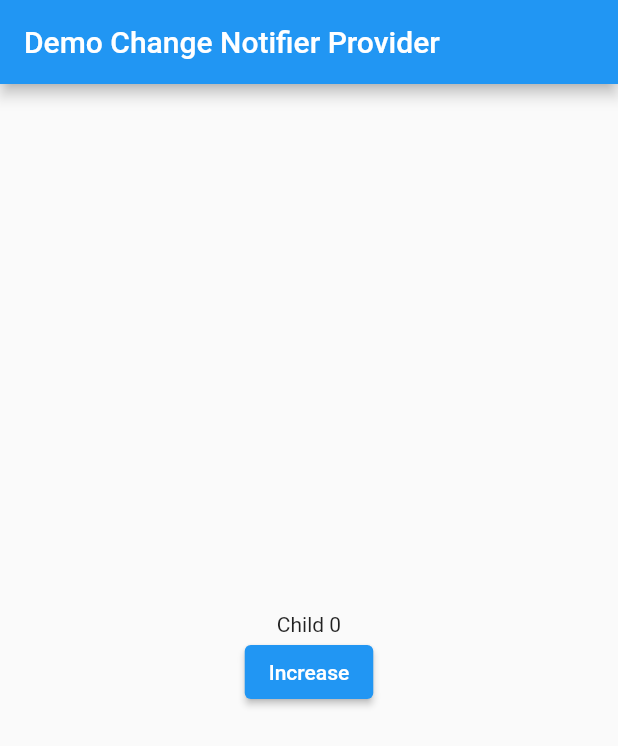
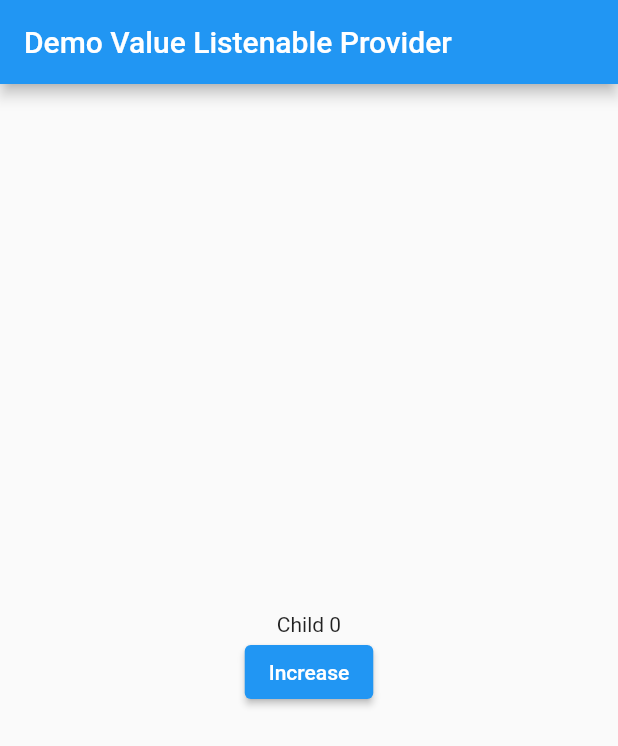
Before and after one commit to phamtanphat/flutter_provider_02022023, a Flutter app: the screen it shows after launch, on a phone screen of 412 x 824 dp. Shown: the top 746 px of the screen. Run offline on Flutter 3.47's test engine with Material 2 defaults, Android fonts, the phone set to English and light mode, and no system bars.

Commit message:
ValueNotifier

```diff
--- /dev/null
+++ b/lib/demo_valuelistenable_provider.dart
@@ -0,0 +1,66 @@
+import 'package:flutter/foundation.dart';
+import 'package:flutter/material.dart';
+import 'package:flutter/widgets.dart';
+
+class Count {
+  ValueNotifier<int> number = ValueNotifier(0);
+}
+
+class DemoValueListenableProviderWidget extends StatefulWidget {
+  const DemoValueListenableProviderWidget({Key? key}) : super(key: key);
+
+  @override
+  State<DemoValueListenableProviderWidget> createState() =>
+      _DemoValueListenableProviderWidgetState();
+}
+
+class _DemoValueListenableProviderWidgetState
+    extends State<DemoValueListenableProviderWidget> {
+  @override
+  Widget build(BuildContext context) {
+    Count count = Count();
+    return Scaffold(
+        appBar: AppBar(
+          title: Text("Demo Value Listenable Provider"),
+        ),
+        body: ValueListenableBuilder<int>(
+          valueListenable: count.number,
+          builder: (context, __, _) {
+            return ChildWidget(count: count);
+          },
+        )
+    );
+  }
+
+  @override
+  void dispose() {
+    super.dispose();
+  }
+}
+
+class ChildWidget extends StatelessWidget {
+  Count count;
+
+  ChildWidget({required this.count});
+
+  @override
+  Widget build(BuildContext context) {
+    print("Child rebuild");
+    return Container(
+      constraints: BoxConstraints.expand(),
+      child: Column(
+        mainAxisAlignment: MainAxisAlignment.center,
+        crossAxisAlignment: CrossAxisAlignment.center,
+        children: [
+          Text("Child ${count.number.value}"),
+          ElevatedButton(
+              onPressed: (){
+                count.number.value += 1;
+              },
+              child: Text("Increase")
+          )
+        ],
+      ),
+    );
+  }
+}
--- a/lib/main.dart
+++ b/lib/main.dart
@@ -1,6 +1,7 @@
 import 'package:flutter/material.dart';
 import 'package:flutter_provider_02022023/demo_changenotifier.dart';
 import 'package:flutter_provider_02022023/demo_provider.dart';
+import 'package:flutter_provider_02022023/demo_valuelistenable_provider.dart';
 
 void main() {
   runApp(const MyApp());
@@ -17,7 +18,7 @@ class MyApp extends StatelessWidget {
       theme: ThemeData(
         primarySwatch: Colors.blue,
       ),
-      home: DemoChangeNotifierProviderWidget()
+      home: DemoValueListenableProviderWidget()
     );
   }
 }
```
